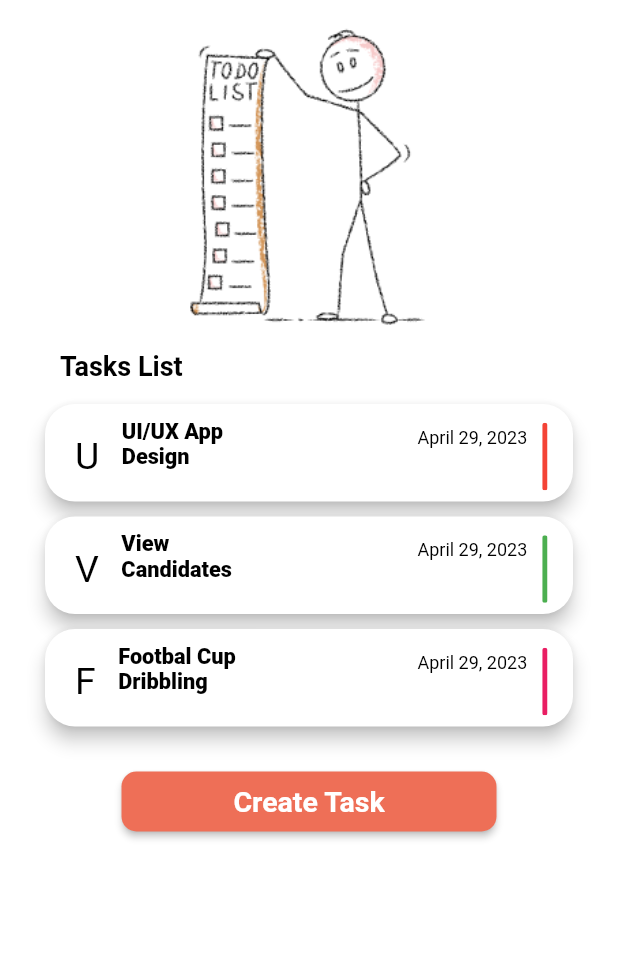
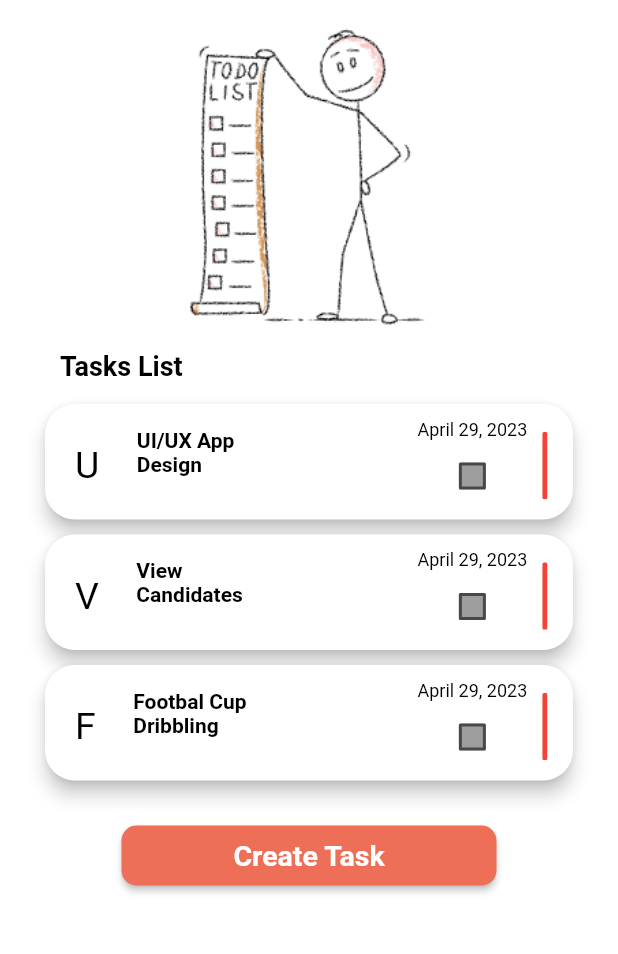
Before and after one commit to NathanZK/2023-project-phase-mobile-tasks, a Flutter app: the TodoList screen opened by its route, on a phone screen of 412 x 824 dp, the part 85-1039 px from its top. Run offline on Flutter 3.47's test engine with Material 2 defaults, Android fonts, the phone set to English and light mode, and no system bars; our stand-ins replace dartz, equatable.

Commit message:
Do Entities and Usecases task

```diff
--- a/on-boarding/todo/lib/Screens/add_task.dart
+++ b/on-boarding/todo/lib/Screens/add_task.dart
@@ -5,6 +5,7 @@ import 'package:intl/intl.dart';
 import 'package:todo/Screens/todo_list.dart';
 
 import '../app_bar.dart';
+import '../features/todo/domain/entities/task.dart';
 
 // ignore: must_be_immutable
 class AddTask extends StatefulWidget {
@@ -20,8 +21,6 @@ class _AddTaskState extends State<AddTask> {
   final TextEditingController _dueDate = TextEditingController();
 
   final TextEditingController _description = TextEditingController();
-
-  Random random = Random();
 
   @override
   Widget build(BuildContext context) {
@@ -189,12 +188,13 @@ class _AddTaskState extends State<AddTask> {
                   key: const Key("addTaskButton"),
                   onPressed: () {
                     Navigator.pop(
-                        context,
-                        Tasks(
-                            taskName: _taskName.text,
-                            date: _dueDate.text,
-                            description: _description.text,
-                            col: random.nextInt(5)));
+                      context,
+                      Tasks(
+                          taskName: _taskName.text,
+                          date: _dueDate.text,
+                          description: _description.text,
+                          col: 1),
+                    );
                   },
                   style: ButtonStyle(
                       backgroundColor: MaterialStateProperty.all<Color>(
--- a/on-boarding/todo/lib/Screens/todo_list.dart
+++ b/on-boarding/todo/lib/Screens/todo_list.dart
@@ -1,7 +1,10 @@
 import 'package:equatable/equatable.dart';
 import 'package:flutter/material.dart';
+import 'package:intl/intl.dart';
 
 import '../app_bar.dart';
+import '../features/todo/domain/entities/task.dart';
+import '../features/todo/presentation/widgets/task_card.dart';
 
 // ignore: must_be_immutable
 class TodoList extends StatefulWidget {
@@ -16,20 +19,20 @@ class _TodoListState extends State<TodoList> {
     Tasks(
       taskName: "UI/UX App Design",
       date: "April 29, 2023",
-      col: 0,
+      col: 1,
       description:
           "First I have to animate the logo and prototyping my design. It’s very important.",
     ),
     Tasks(
       taskName: "View Candidates",
       date: "April 29, 2023",
-      col: 3,
+      col: 1,
       description: "This is task description for View Candidates",
     ),
     Tasks(
       taskName: "Footbal Cup Dribbling",
       date: "April 29, 2023",
-      col: 2,
+      col: 1,
       description: "This is task description for Footbal Cup Dribbling",
     ),
   ];
@@ -143,119 +146,3 @@ class _TodoListState extends State<TodoList> {
 }
 
 // ignore: must_be_immutable
-class TaskCard extends StatelessWidget {
-  final Tasks task;
-
-  TaskCard({
-    super.key,
-    required this.task,
-    required this.onEdit,
-  });
-
-  final VoidCallback onEdit;
-
-  List<Color> cols = [
-    Colors.red,
-    Colors.blue,
-    Colors.pink,
-    Colors.green,
-    Colors.yellow
-  ];
-
-  @override
-  Widget build(BuildContext context) {
-    return GestureDetector(
-      onTap: onEdit,
-      child: Card(
-        elevation: 5,
-        shape: RoundedRectangleBorder(
-          borderRadius: BorderRadius.circular(20.0),
-        ),
-        margin: const EdgeInsets.fromLTRB(30, 10, 30, 0),
-        child: Container(
-          padding: const EdgeInsets.fromLTRB(20, 10, 17, 5),
-          alignment: Alignment.centerLeft,
-          child: Row(
-            mainAxisAlignment: MainAxisAlignment.spaceBetween,
-            children: [
-              Row(
-                mainAxisAlignment: MainAxisAlignment.spaceEvenly,
-                children: [
-                  Text(
-                    task.taskName[0].toUpperCase(),
-                    style: const TextStyle(
-                      color: Colors.black,
-                      fontSize: 25,
-                    ),
-                  ),
-                  const SizedBox(
-                    width: 15,
-                  ),
-                  SizedBox(
-                    height: 50,
-                    width: 100,
-                    child: Text(
-                      task.taskName,
-                      style: const TextStyle(
-                        color: Colors.black,
-                        fontWeight: FontWeight.w800,
-                        fontSize: 14.5,
-                      ),
-                    ),
-                  ),
-                ],
-              ),
-              Row(
-                mainAxisAlignment: MainAxisAlignment.spaceEvenly,
-                children: [
-                  Column(
-                    children: [
-                      Text(
-                        task.date,
-                        style: const TextStyle(
-                          color: Colors.black,
-                          fontSize: 12,
-                        ),
-                      ),
-                      const SizedBox(
-                        height: 25,
-                      ),
-                    ],
-                  ),
-                  const SizedBox(
-                    width: 10,
-                  ),
-                  ClipRRect(
-                    borderRadius: BorderRadius.circular(100.0),
-                    child: SizedBox(
-                      height: 45,
-                      width: 3.5,
-                      child: DecoratedBox(
-                        decoration: BoxDecoration(color: cols[task.col]),
-                      ),
-                    ),
-                  ),
-                ],
-              ),
-            ],
-          ),
-        ),
-      ),
-    );
-  }
-}
-
-// ignore: must_be_immutable
-class Tasks extends Equatable {
-  String taskName, date, description;
-  int col;
-
-  Tasks(
-      {required this.taskName,
-      required this.date,
-      required this.description,
-      required this.col});
-
-  @override
-  List<Object?> get props => [taskName, date, description, col];
-}
--- /dev/null
+++ b/on-boarding/todo/lib/core/error/failures.dart
@@ -0,0 +1,5 @@
+import 'package:equatable/equatable.dart';
+
+abstract class Failure extends Equatable {
+  const Failure([List properties = const <dynamic>[]]) : super();
+}
--- /dev/null
+++ b/on-boarding/todo/lib/features/todo/domain/entities/task.dart
@@ -0,0 +1,16 @@
+import 'package:equatable/equatable.dart';
+
+// ignore: must_be_immutable
+class Tasks extends Equatable {
+  String taskName, date, description;
+  int col;
+
+  Tasks(
+      {required this.taskName,
+      required this.date,
+      required this.description,
+      required this.col});
+
+  @override
+  List<Object?> get props => [taskName, date, description, col];
+}
--- /dev/null
+++ b/on-boarding/todo/lib/features/todo/domain/repositories/todo_repository.dart
@@ -0,0 +1,10 @@
+import 'package:dartz/dartz.dart';
+import 'package:todo/core/error/failures.dart';
+
+import '../entities/task.dart';
+
+abstract class TodoRepository {
+  Future<Either<Failure, List<Tasks>>> getAllTasks();
+  Future<Either<Failure, void>> addTask(Tasks task, TodoRepository repository);
+  Future<Either<Failure, void>> updateTask(Tasks task);
+}
--- /dev/null
+++ b/on-boarding/todo/lib/features/todo/domain/usecases/add_task.dart
@@ -0,0 +1,15 @@
+import 'package:dartz/dartz.dart';
+import 'package:todo/features/todo/domain/repositories/todo_repository.dart';
+
+import '../../../../core/error/failures.dart';
+import '../entities/task.dart';
+
+abstract class AddTask {
+  final TodoRepository repository;
+
+  AddTask(this.repository);
+
+  Future<Either<Failure, void>> execute({
+    required Tasks task,
+  });
+}
--- /dev/null
+++ b/on-boarding/todo/lib/features/todo/domain/usecases/get_all_tasks.dart
@@ -0,0 +1,15 @@
+import 'package:dartz/dartz.dart';
+import 'package:todo/features/todo/domain/repositories/todo_repository.dart';
+
+import '../../../../core/error/failures.dart';
+import '../entities/task.dart';
+
+class GetAllTasks {
+  final TodoRepository repository;
+
+  GetAllTasks(this.repository);
+
+  Future<Either<Failure, List<Tasks>>> execute() async {
+    return await repository.getAllTasks();
+  }
+}
--- /dev/null
+++ b/on-boarding/todo/lib/features/todo/domain/usecases/update_task.dart
@@ -0,0 +1,15 @@
+import 'package:dartz/dartz.dart';
+import 'package:todo/features/todo/domain/repositories/todo_repository.dart';
+
+import '../../../../core/error/failures.dart';
+import '../entities/task.dart';
+
+abstract class UpdateTask {
+  final TodoRepository repository;
+
+  UpdateTask(this.repository);
+
+  Future<Either<Failure, void>> execute({
+    required Tasks task,
+  });
+}
--- /dev/null
+++ b/on-boarding/todo/lib/features/todo/presentation/widgets/task_card.dart
@@ -0,0 +1,124 @@
+import 'package:flutter/material.dart';
+import 'package:intl/intl.dart';
+import 'package:todo/features/todo/presentation/widgets/task_checkbox.dart';
+
+import '../../domain/entities/task.dart';
+
+class TaskCard extends StatefulWidget {
+  final Tasks task;
+
+  const TaskCard({
+    super.key,
+    required this.task,
+    required this.onEdit,
+  });
+
+  final VoidCallback onEdit;
+
+  @override
+  State<TaskCard> createState() => _TaskCardState();
+}
+
+class _TaskCardState extends State<TaskCard> {
+  bool isChecked = false;
+  var currDate = DateFormat.yMMMd().format(DateTime.now());
+
+  List<Color> cols = [
+    Colors.green,
+    Colors.yellow,
+    Colors.red,
+  ];
+
+  @override
+  Widget build(BuildContext context) {
+    return GestureDetector(
+      onTap: widget.onEdit,
+      child: Card(
+        elevation: 5,
+        shape: RoundedRectangleBorder(
+          borderRadius: BorderRadius.circular(20.0),
+        ),
+        margin: const EdgeInsets.fromLTRB(30, 10, 30, 0),
+        child: Container(
+          padding: const EdgeInsets.fromLTRB(20, 10, 17, 5),
+          alignment: Alignment.centerLeft,
+          child: Row(
+            mainAxisAlignment: MainAxisAlignment.spaceBetween,
+            children: [
+              Row(
+                mainAxisAlignment: MainAxisAlignment.spaceEvenly,
+                children: [
+                  Text(
+                    widget.task.taskName[0].toUpperCase(),
+                    style: const TextStyle(
+                      color: Colors.black,
+                      fontSize: 25,
+                    ),
+                  ),
+                  const SizedBox(
+                    width: 25,
+                  ),
+                  SizedBox(
+                    height: 50,
+                    width: 100,
+                    child: Text(
+                      widget.task.taskName,
+                      style: const TextStyle(
+                        color: Colors.black,
+                        fontWeight: FontWeight.bold,
+                        fontSize: 14,
+                      ),
+                    ),
+                  ),
+                ],
+              ),
+              Row(
+                mainAxisAlignment: MainAxisAlignment.spaceEvenly,
+                children: [
+                  Column(
+                    children: [
+                      Text(
+                        widget.task.date,
+                        style: const TextStyle(
+                          color: Colors.black,
+                          fontSize: 12,
+                        ),
+                      ),
+                      TaskCheckbox(
+                        isChecked: isChecked,
+                        onChanged: (bool? value) {
+                          setState(() {
+                            isChecked = value!;
+                          });
+                        },
+                      ),
+                    ],
+                  ),
+                  const SizedBox(
+                    width: 10,
+                  ),
+                  ClipRRect(
+                    borderRadius: BorderRadius.circular(100.0),
+                    child: SizedBox(
+                      height: 45,
+                      width: 3.5,
+                      child: DecoratedBox(
+                        decoration: BoxDecoration(
+                          color: isChecked
+                              ? cols[0]
+                              : currDate.compareTo(widget.task.date) <= 0
+                                  ? cols[widget.task.col]
+                                  : cols[2],
+                        ),
+                      ),
+                    ),
+                  ),
+                ],
+              ),
+            ],
+          ),
+        ),
+      ),
+    );
+  }
+}
--- /dev/null
+++ b/on-boarding/todo/lib/features/todo/presentation/widgets/task_checkbox.dart
@@ -0,0 +1,40 @@
+import 'package:flutter/material.dart';
+
+class TaskCheckbox extends StatelessWidget {
+  final bool isChecked;
+  final ValueChanged<bool?> onChanged;
+
+  const TaskCheckbox({
+    super.key,
+    required this.isChecked,
+    required this.onChanged,
+  });
+
+  @override
+  Widget build(BuildContext context) {
+    Color getColor(Set<MaterialState> states) {
+      const Set<MaterialState> interactiveStates = <MaterialState>{
+        MaterialState.pressed,
+        MaterialState.hovered,
+        MaterialState.focused,
+      };
+      if (states.any(interactiveStates.contains)) {
+        return Colors.blue;
+      }
+      if (isChecked) {
+        return Colors.green;
+      }
+      return Colors.grey;
+    }
+
+    return Checkbox(
+      checkColor: Colors.white,
+      value: isChecked,
+      fillColor:
+          MaterialStateProperty.resolveWith((states) => getColor(states)),
+      onChanged: onChanged,
+    );
+  }
+}
+
+// ignore: must_be_immutable
--- a/on-boarding/todo/pubspec.yaml
+++ b/on-boarding/todo/pubspec.yaml
@@ -28,10 +28,12 @@ environment:
 # the latest version available on pub.dev. To see which dependencies have newer
 # versions available, run `flutter pub outdated`.
 dependencies:
+  dartz: ^0.10.1
   equatable: ^2.0.5
   flutter:
     sdk: flutter
   intl: ^0.17.0
+  mockito: ^5.4.2
   # Service locator
   # get_it: ^2.0.1
   # # Bloc for state management
```
Also changed, not shown: on-boarding/todo/pubspec.lock.
